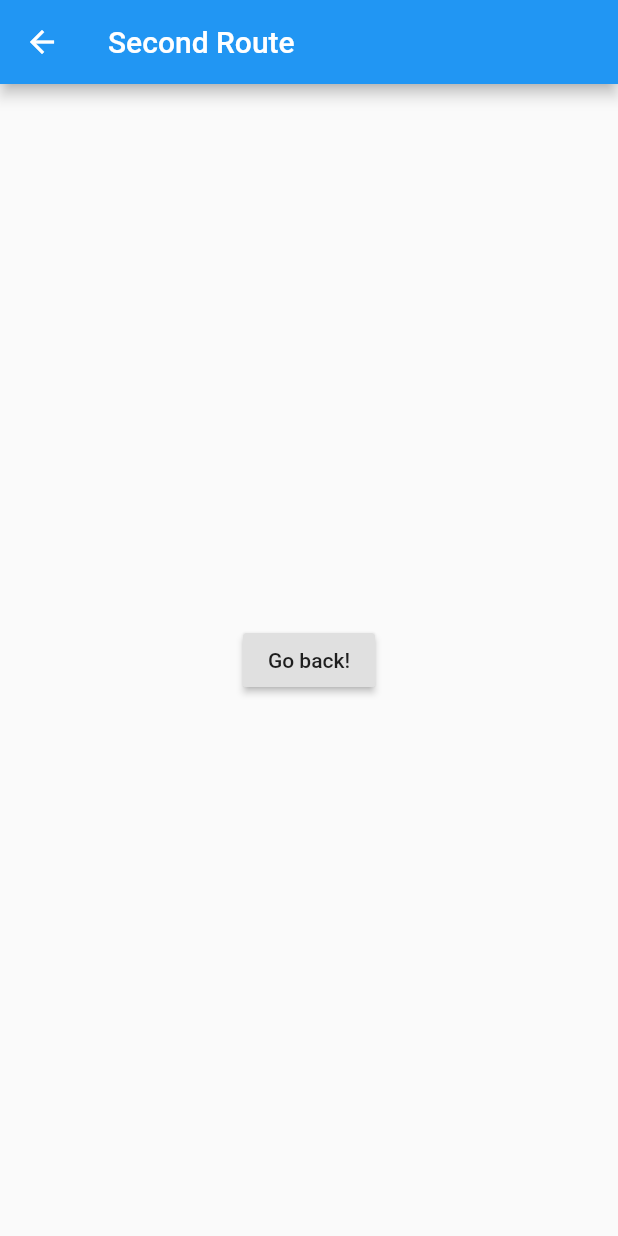
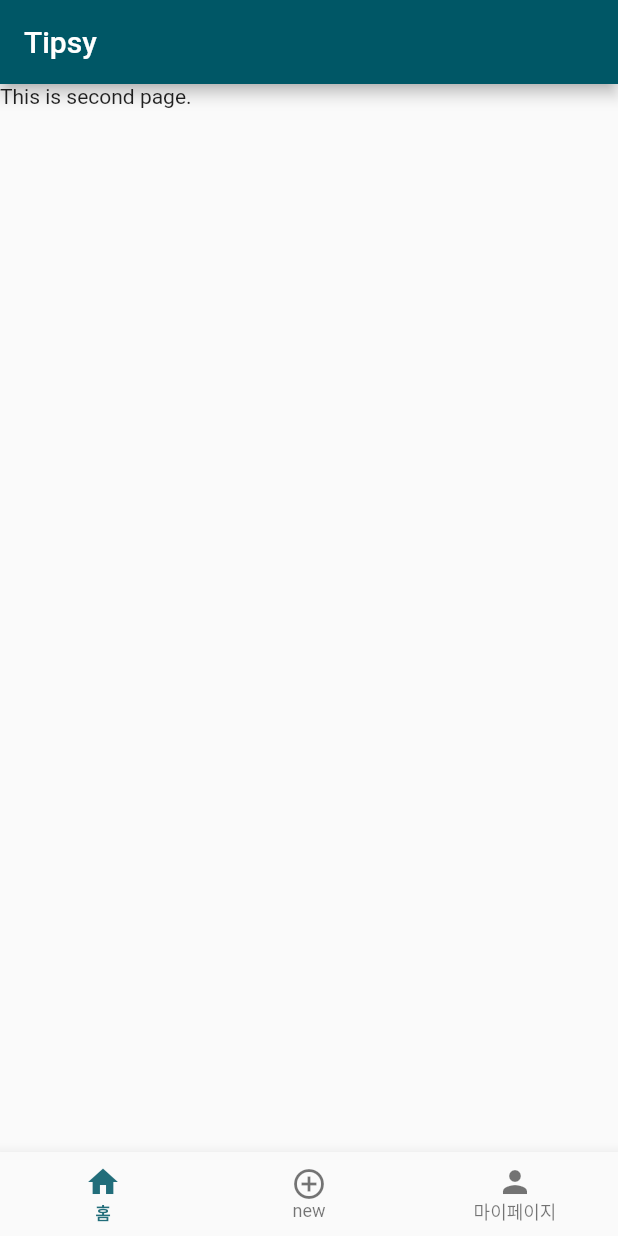
Before and after one commit to ordin20118/tipsy-mobile, a Flutter app: the screen it shows after launch, item 2 of the bottom bar chosen, on a phone screen of 412 x 824 dp. Run offline on Flutter 3.47's test engine with Material 2 defaults, Android fonts, the phone set to English and light mode, and no system bars.

Commit message:
Add home.dart Add pages, classes package

```diff
--- a/lib/main.dart
+++ b/lib/main.dart
@@ -1,5 +1,6 @@
 import 'package:flutter/material.dart';
 import 'package:http/http.dart' as http;
+import 'package:tipsy_mobile/pages/home.dart';
 
 void main() {
   runApp(
@@ -10,26 +11,52 @@ void main() {
   );
 }
 
+
+
 class MyApp extends StatelessWidget {
   const MyApp({Key? key}) : super(key: key);
 
   @override
   Widget build(BuildContext context) {
     return MaterialApp(
-      home: Scaffold(
+      home:MainPage(),
+    );
+  }
+}
+
+class MainPage extends StatefulWidget {
+  const MainPage({Key? key}) : super(key: key);
+
+  @override
+  _MainPageState createState() => _MainPageState();
+}
+
+class _MainPageState extends State<MainPage> {
+
+  int _selectedPageIndex = 0; // 선택된 페이지의 인덱스 번호
+
+  final List<Widget> _pageChildren = <Widget>[
+    Home(),
+    SecondRoute2(),
+    SecondRoute2()
+  ];
+
+  void _onItemTapped(int index) {
+    setState(() {
+      _selectedPageIndex = index;
+    });
+  }
+
+  // main widget
+  @override
+  Widget build(BuildContext context) {
+    return Scaffold(
       appBar: AppBar(
           title: Text('Tipsy'),
           backgroundColor: Color(0xff005766),
           actions: []
       ),
-        body: Row(
-          mainAxisAlignment: MainAxisAlignment.center,
-          children: [
-            Icon(Icons.star),
-            Icon(Icons.star),
-            Icon(Icons.star)
-          ],
-        ),
+      body: _pageChildren.elementAt(_selectedPageIndex),
       bottomNavigationBar: BottomNavigationBar(
         items: [
           new BottomNavigationBarItem(
@@ -47,35 +74,49 @@ class MyApp extends StatelessWidget {
         ],
         selectedLabelStyle: TextStyle(fontWeight: FontWeight.bold,fontSize: 11),
         selectedItemColor: Color(0xdd005766),
-          onTap: (int index) {
-            print("INDEX is $index");
-            switch (index) {
-              case 0:
-                // Navigator.push(
-                //   context,
-                //   MaterialPageRoute(builder: (context) => SecondRoute()),
-                // );
-                break;
-              case 1:
-                Navigator.push(
-                  context,
-                  MaterialPageRoute(builder: (context) => SecondRoute()),
-                );
-                break;
-              case 2:
-                Navigator.push(
-                  context,
-                  MaterialPageRoute(builder: (context) => SecondRoute()),
-                );
-                break;
-            }
-          },
+        onTap: _onItemTapped,
+        // onTap: (int index) {
+        //   print("INDEX is $index");
+        //   _selectedPageIndex = index;
+        //   switch (index) {
+        //     case 0:
+        //       // Navigator.push(
+        //       //   context,
+        //       //   MaterialPageRoute(builder: (context) => SecondRoute()),
+        //       // );
+        //       break;
+        //     case 1:
+        //       Navigator.push(
+        //         context,
+        //         MaterialPageRoute(builder: (context) => SecondRoute()),
+        //       );
+        //       break;
+        //     case 2:
+        //       Navigator.push(
+        //         context,
+        //         MaterialPageRoute(builder: (context) => SecondRoute()),
+        //       );
+        //       break;
+        //   }
+        // },
 
       ),
-      )
     );
   }
+
+  @override
+  void initState() {
+    // 해당 클래스가 호출되었을 때
+    super.initState();
   }
+
+  @override
+  void dispose() {
+    super.dispose();
+  }
+
+}
+
 
 
 class SecondRoute extends StatelessWidget {
@@ -97,3 +138,16 @@ class SecondRoute extends StatelessWidget {
     );
   }
 }
+
+class SecondRoute2 extends StatelessWidget {
+  @override
+  Widget build(BuildContext context) {
+    return Container(
+      child: SingleChildScrollView(
+        child: Column(
+          children: [Text("This is second page.")],
+        ),
+      ),
+    );
+  }
+}
--- a/lib/home.dart
+++ b/lib/pages/home.dart
@@ -7,7 +7,11 @@ class Home extends StatelessWidget {
   @override
   Widget build(BuildContext context) {
     return Container(
-
+      child: SingleChildScrollView(
+        child: Column(
+          children: [Text("This is home page.")],
+        ),
+      ),
     );
   }
 }
```
Also changed, not shown: pubspec.lock. Lines whose indentation alone changed are shown as unchanged.
